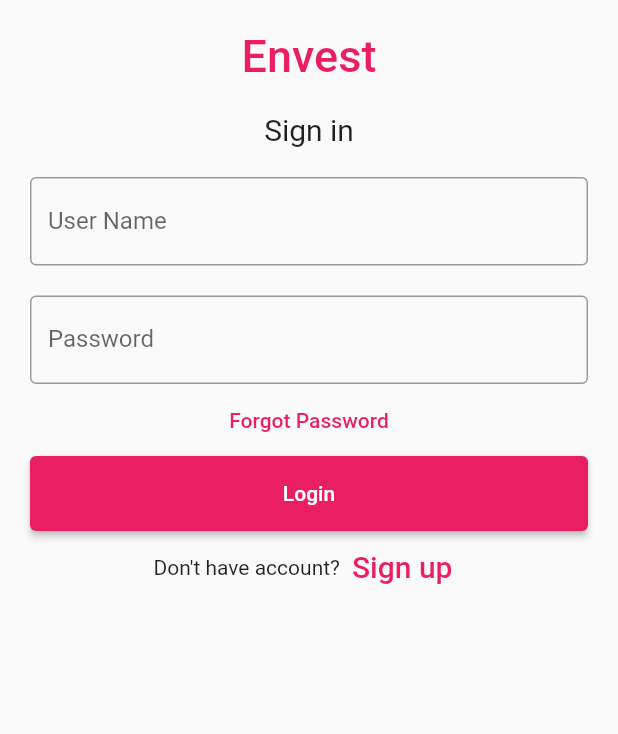
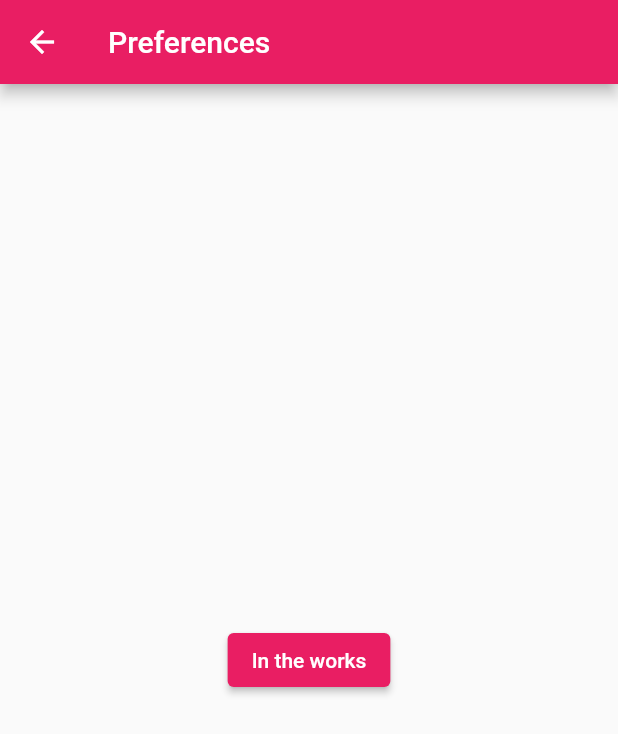
Before and after one commit to kanaild/Envest, a Flutter app: the screen it shows after launch, after a tap on "Login", on a phone screen of 412 x 824 dp. Shown: the top 734 px of the screen. Run offline on Flutter 3.47's test engine with Material 2 defaults, Android fonts, the phone set to English and light mode, and no system bars.

Commit message:
Added LogIn Page when you press Login

```diff
--- a/lib/main.dart
+++ b/lib/main.dart
@@ -184,6 +184,10 @@ class _MyHomePageState extends State<MyHomePage> {
                   onPressed: () {
                     print(nameController.text);
                     print(passwordController.text);
+                    Navigator.push(
+                      context,
+                      MaterialPageRoute(builder: (context) => const LogIn()),
+                    );
                   },
                 )
             ),
@@ -252,3 +256,24 @@ class ThirdRoute extends StatelessWidget {
     );
   }
 }
+
+class LogIn extends StatelessWidget {
+  const LogIn({Key? key}) : super(key: key);
+
+  @override
+  Widget build(BuildContext context) {
+    return Scaffold(
+      appBar: AppBar(
+        title: const Text('Preferences'),
+      ),
+      body: Center(
+        child: ElevatedButton(
+          onPressed: () {
+            Navigator.pop(context);
+          },
+          child: const Text('In the works'),
+        ),
+      ),
+    );
+  }
+}
```
